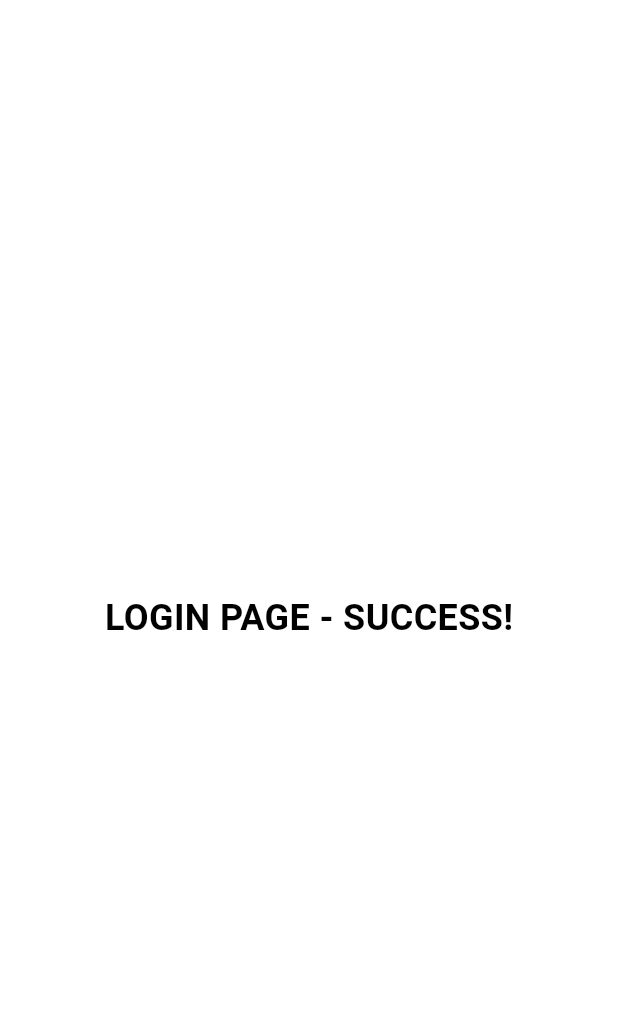
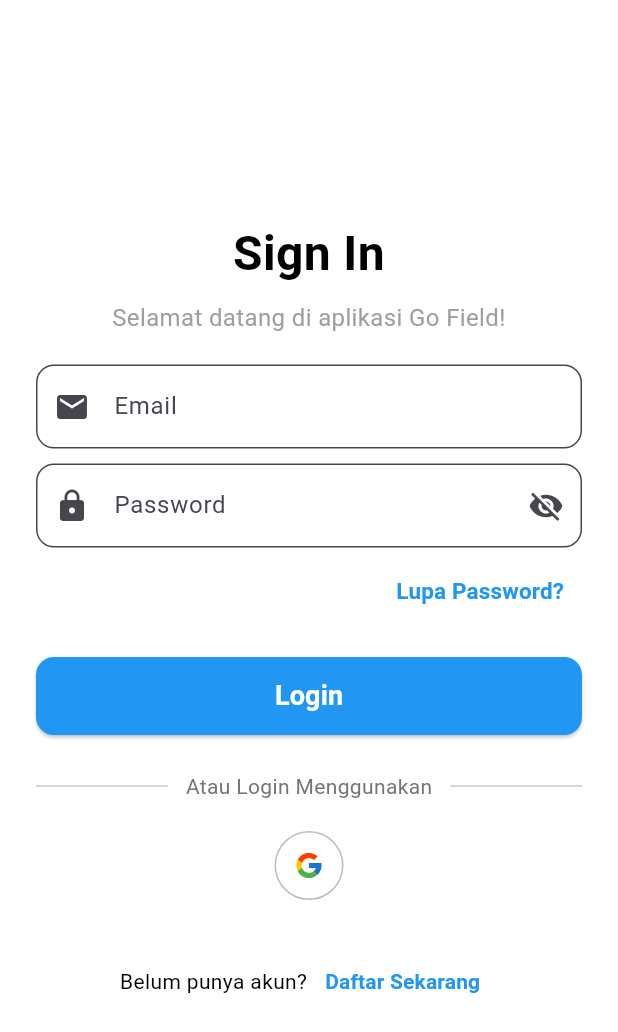
Before and after one commit to yudha556/GoField, a Flutter app: the screen it shows after launch, on a phone screen of 412 x 824 dp. Shown: the top 1032 px of the screen. Run offline on Flutter 3.47's test engine with Material 3 defaults, Android fonts, the phone set to English and light mode, and no system bars; our stand-ins replace flutter_dotenv, flutter_svg, go_router.

Commit message:
adding regiseter page

```diff
--- a/lib/app/auth/signIn/page.dart
+++ b/lib/app/auth/signIn/page.dart
@@ -1,4 +1,7 @@
 import 'package:flutter/material.dart';
+import 'package:flutter_svg/flutter_svg.dart';
+import 'package:go_router/go_router.dart';
+import 'package:gofield/core/router/app_routes.dart';
 
 class LoginPage extends StatelessWidget {
   const LoginPage({super.key});
@@ -8,15 +11,163 @@ class LoginPage extends StatelessWidget {
     print('LoginPage: build called');
     return Scaffold(
       backgroundColor: Colors.white,
-      body: Container(
-        child: const Center(
-          child: Text(
-            'LOGIN PAGE - SUCCESS!',
-            style: TextStyle(
-              color: Colors.black,
-              fontSize: 24,
-              fontWeight: FontWeight.bold,
-            ),
+      body: Center(
+        child: SingleChildScrollView(
+          padding: const EdgeInsets.all(24.0),
+          child: Column(
+            mainAxisAlignment: MainAxisAlignment.center,
+            crossAxisAlignment: CrossAxisAlignment.stretch,
+            children: <Widget>[
+              const Text(
+                'Sign In',
+                textAlign: TextAlign.center,
+                style: TextStyle(
+                  color: Colors.black,
+                  fontSize: 32,
+                  fontWeight: FontWeight.bold,
+                ),
+              ),
+              const SizedBox(height: 8.0),
+              const Text(
+                'Selamat datang di aplikasi Go Field!',
+                textAlign: TextAlign.center,
+                style: TextStyle(color: Colors.grey, fontSize: 16),
+              ),
+              const SizedBox(height: 20.0),
+
+              // form
+              TextFormField(
+                decoration: InputDecoration(
+                  labelText: 'Email',
+                  hintText: 'Masukan Email Anda',
+                  border: OutlineInputBorder(
+                    borderRadius: BorderRadius.circular(12.0),
+                  ),
+                  prefixIcon: const Icon(Icons.email),
+                  filled: true,
+                  fillColor: Colors.transparent,
+                ),
+                keyboardType: TextInputType.emailAddress,
+              ),
+              const SizedBox(height: 10.0),
+              TextFormField(
+                decoration: InputDecoration(
+                  labelText: 'Password',
+                  hintText: 'Masukan password anda',
+                  border: OutlineInputBorder(
+                    borderRadius: BorderRadius.circular(12.0),
+                  ),
+                  prefixIcon: const Icon(Icons.lock),
+                  suffixIcon: const Icon(Icons.visibility_off),
+                  filled: true,
+                  fillColor: Colors.transparent,
+                ),
+                obscureText: true,
+              ),
+              const SizedBox(height: 5.0),
+
+              // lupa password button
+              Align(
+                alignment: Alignment.centerRight,
+                child: TextButton(
+                  onPressed: () {
+                    print('Forgot password pressed');
+                  },
+                  child: const Text(
+                    'Lupa Password?',
+                    style: TextStyle(
+                      color: Colors.blue,
+                      fontSize: 15,
+                      fontWeight: FontWeight.bold,
+                    ),
+                  ),
+                ),
+              ),
+              const SizedBox(height: 20.0),
+
+              // login button
+              ElevatedButton(
+                onPressed: () {
+                  print('Login button pressed!');
+                },
+                style: ElevatedButton.styleFrom(
+                  backgroundColor: Colors.blue,
+                  padding: const EdgeInsets.symmetric(vertical: 13.0),
+                  shape: RoundedRectangleBorder(
+                    borderRadius: BorderRadius.circular(12.0),
+                  ),
+                ),
+                child: const Text(
+                  'Login',
+                  style: TextStyle(fontSize: 18, color: Colors.white, fontWeight: FontWeight.bold),
+                ),
+              ),
+              const SizedBox(height: 24.0),
+
+              Row(
+                children: <Widget>[
+                  const Expanded(child: Divider()),
+                  Padding(
+                    padding: const EdgeInsets.symmetric(horizontal: 12.0),
+                    child: Text(
+                      'Atau Login Menggunakan',
+                      style: TextStyle(color: Colors.grey[600]),
+                    ),
+                  ),
+                  const Expanded(child: Divider()),
+                ],
+              ),
+              const SizedBox(height: 20.0),
+
+              // google icon
+              Center(
+                child: InkWell(
+                  onTap: () {
+                    print('Login with Google (icon only) pressed!');
+                  },
+                  borderRadius: BorderRadius.circular(28.0),
+                  child: Container(
+                    width: 46.0,
+                    height: 46.0,
+                    decoration: BoxDecoration(
+                      shape: BoxShape.circle,
+                      border: Border.all(color: Colors.grey[400]!),
+                    ),
+                    padding: const EdgeInsets.all(12.0),
+                    child: SvgPicture.asset(
+                      'assets/icons/icons-google.svg',
+                      height: 20.0,
+                      width: 20.0,
+                    ),
+                  ),
+                ),
+              ),
+              const SizedBox(height: 30.0),
+
+              // register button
+              Row(
+                mainAxisAlignment: MainAxisAlignment.center,
+                children: [
+                  const Text(
+                    'Belum punya akun?',
+                    style: TextStyle(color: Colors.black),
+                  ),
+                  TextButton(
+                    onPressed: () {
+                      context.push(AppRoutes.register);
+                      print('Register button presed');
+                    },
+                    child: const Text(
+                      'Daftar Sekarang',
+                      style: TextStyle(
+                        color: Colors.blue,
+                        fontWeight: FontWeight.bold,
+                      ),
+                    ),
+                  ),
+                ],
+              ),
+            ],
           ),
         ),
       ),
--- a/lib/core/router/app_router.dart
+++ b/lib/core/router/app_router.dart
@@ -1,12 +1,12 @@
 import 'package:flutter/material.dart';
 import 'package:go_router/go_router.dart';
-import 'package:gosport/app/splash/page.dart';
-import 'package:gosport/core/router/app_routes.dart';
-// import 'package:gosport/app/auth/register/page.dart';
-import 'package:gosport/app/auth/signIn/page.dart';
-// import 'package:gosport/app/app/home/page.dart';
-// import 'package:gosport/app/app/profile/page.dart';
-// import 'package:gosport/main.dart';
+import 'package:gofield/app/splash/page.dart';
+import 'package:gofield/core/router/app_routes.dart';
+import 'package:gofield/app/auth/register/page.dart';
+import 'package:gofield/app/auth/signIn/page.dart';
+// import 'package:gofield/app/app/home/page.dart';
+// import 'package:gofield/app/app/profile/page.dart';
+// import 'package:gofield/main.dart';
 
 class AppRouter {
   static final GoRouter router = GoRouter(
@@ -32,11 +32,14 @@ class AppRouter {
           return const LoginPage();
         },
       ),
-      // GoRoute(
-      //   path: AppRoutes.register,
-      //   name: 'Register',
-      //   builder: (context, state) => const RegisterPage();
-      // ),
+      GoRoute(
+        path: AppRoutes.register,
+        name: 'Register',
+        builder: (context, state) {
+          print('Router: Building Register page');
+          return const RegisterPage();
+        },
+      ),
 
       // main app
       // GoRoute(
--- a/lib/core/router/app_routes.dart
+++ b/lib/core/router/app_routes.dart
@@ -7,8 +7,8 @@ class AppRoutes {
   static const String profile = '/profile';
 
   // auth
-  static const String login = '/login';
-  static const String register = 'register';
+  static const String login = '/signIn';
+  static const String register = '/register';
 
   // on boarding
   static const String onboarding = '/onboarding';
--- a/lib/main.dart
+++ b/lib/main.dart
@@ -1,5 +1,5 @@
 import 'package:flutter/material.dart';
-import 'package:gosport/core/router/app_router.dart';
+import 'package:gofield/core/router/app_router.dart';
 
 void main() {
   runApp(const MyApp());
--- a/pubspec.yaml
+++ b/pubspec.yaml
@@ -1,4 +1,4 @@
-name: gosport
+name: gofield
 description: "A new Flutter project."
 # The following line prevents the package from being accidentally published to
 # pub.dev using `flutter pub publish`. This is preferred for private packages.
```
Also changed, not shown: lib/app/auth/register/page.dart (added, +313 -0 lines), lib/app/splash/page.dart (+1 -6 lines), assets/icons/icons-google.svg (added), 1 other file.
